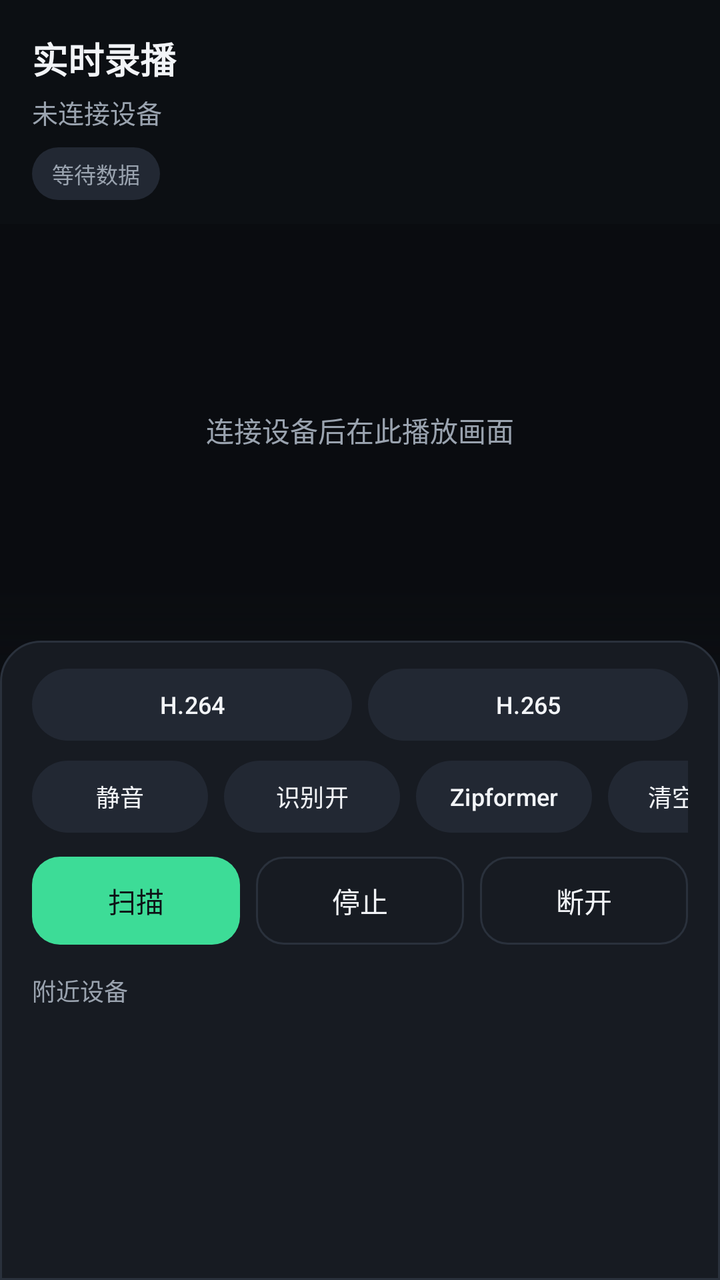
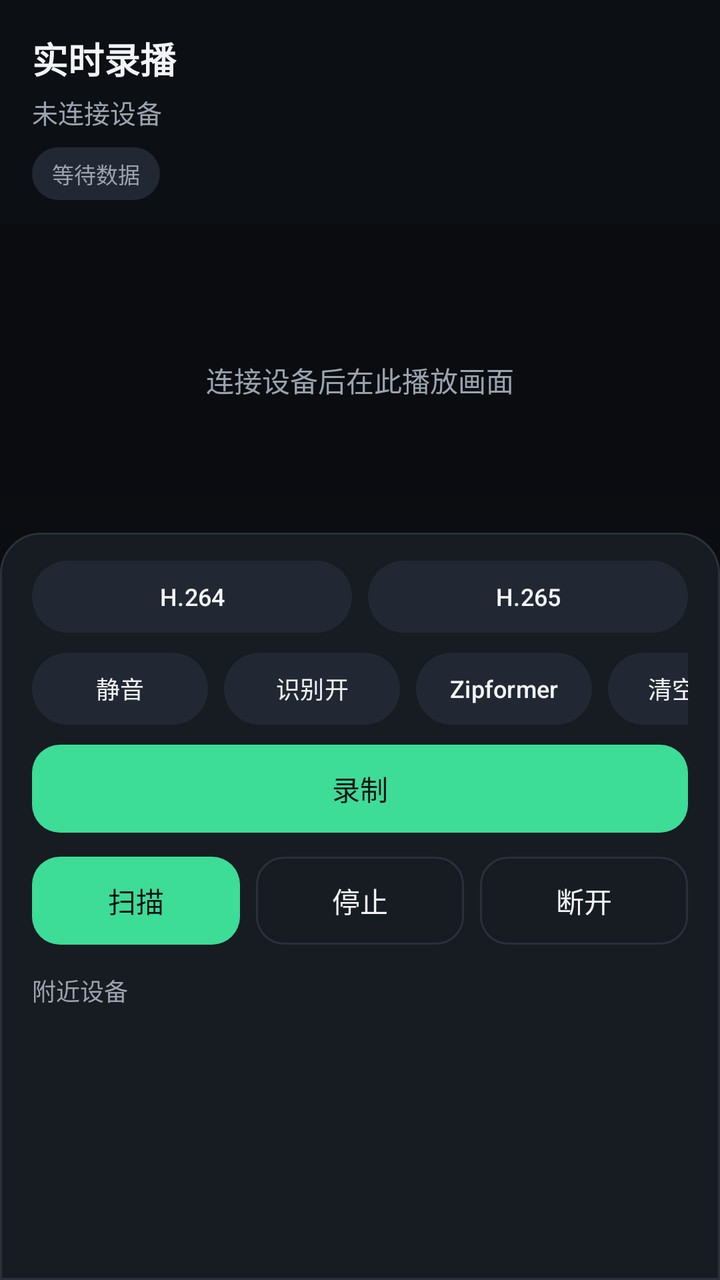

Before-and-after screenshots of an Android layout around one commit, followed by the original layout XML and the change that was made.
<!-- AndroidManifest.xml: activity theme Theme.GGECRecord -->
<!-- res/layout/activity_record_main.xml -->
<?xml version="1.0" encoding="utf-8"?>
<FrameLayout xmlns:android="http://schemas.android.com/apk/res/android"
    xmlns:app="http://schemas.android.com/apk/res-auto"
    android:layout_width="match_parent"
    android:layout_height="match_parent"
    android:background="@color/record_bg">

    
    <FrameLayout
        android:layout_width="match_parent"
        android:layout_height="match_parent"
        android:layout_marginBottom="210dp"
        android:background="@color/record_video_placeholder">

        <TextureView
            android:id="@+id/record_video"
            android:layout_width="match_parent"
            android:layout_height="match_parent" />

        <TextView
            android:id="@+id/record_video_placeholder"
            android:layout_width="wrap_content"
            android:layout_height="wrap_content"
            android:layout_gravity="center"
            android:gravity="center"
            android:text="@string/record_video_placeholder"
            android:textColor="@color/record_text_secondary"
            android:textSize="14sp" />

        
        <LinearLayout
            android:layout_width="match_parent"
            android:layout_height="wrap_content"
            android:background="@color/record_overlay"
            android:orientation="vertical"
            android:paddingHorizontal="16dp"
            android:paddingTop="16dp"
            android:paddingBottom="12dp">

            <TextView
                android:id="@+id/record_title"
                android:layout_width="match_parent"
                android:layout_height="wrap_content"
                android:text="@string/record_title"
                android:textColor="@color/record_text_primary"
                android:textSize="18sp"
                android:textStyle="bold" />

            <TextView
                android:id="@+id/record_status"
                android:layout_width="match_parent"
                android:layout_height="wrap_content"
                android:layout_marginTop="4dp"
                android:text="@string/record_status_idle"
                android:textColor="@color/record_text_secondary"
                android:textSize="13sp" />

            <TextView
                android:id="@+id/record_stats"
                android:layout_width="wrap_content"
                android:layout_height="wrap_content"
                android:layout_marginTop="8dp"
                android:background="@drawable/record_chip_bg"
                android:paddingHorizontal="10dp"
                android:paddingVertical="5dp"
                android:text="@string/record_stats_idle"
                android:textColor="@color/record_text_secondary"
                android:textSize="11sp" />
        </LinearLayout>

        
        <LinearLayout
            android:layout_width="match_parent"
            android:layout_height="wrap_content"
            android:layout_gravity="bottom"
            android:background="@drawable/record_subtitle_scrim"
            android:orientation="vertical"
            android:paddingHorizontal="16dp"
            android:paddingTop="36dp"
            android:paddingBottom="16dp">

            <ScrollView
                android:id="@+id/record_subtitle_scroll"
                android:layout_width="match_parent"
                android:layout_height="64dp"
                android:fillViewport="true"
                android:scrollbars="none">

                <TextView
                    android:id="@+id/record_subtitle_final"
                    android:layout_width="match_parent"
                    android:layout_height="wrap_content"
                    android:gravity="bottom"
                    android:lineSpacingExtra="3dp"
                    android:textColor="@color/record_text_primary"
                    android:textSize="14sp" />
            </ScrollView>

            <TextView
                android:id="@+id/record_subtitle_partial"
                android:layout_width="match_parent"
                android:layout_height="wrap_content"
                android:layout_marginTop="4dp"
                android:ellipsize="end"
                android:maxLines="2"
                android:textColor="@color/record_accent"
                android:textSize="13sp" />
        </LinearLayout>
    </FrameLayout>

    
    <LinearLayout
        android:layout_width="match_parent"
        android:layout_height="wrap_content"
        android:layout_gravity="bottom"
        android:background="@drawable/record_panel_bg"
        android:orientation="vertical"
        android:paddingHorizontal="16dp"
        android:paddingTop="14dp"
        android:paddingBottom="16dp">

        <LinearLayout
            android:layout_width="match_parent"
            android:layout_height="wrap_content"
            android:orientation="horizontal">

            <com.google.android.material.button.MaterialButton
                android:id="@+id/record_codec_h264"
                style="@style/Widget.Record.Chip"
                android:layout_width="0dp"
                android:layout_weight="1"
                android:text="@string/record_codec_h264" />

            <com.google.android.material.button.MaterialButton
                android:id="@+id/record_codec_h265"
                style="@style/Widget.Record.Chip"
                android:layout_width="0dp"
                android:layout_marginStart="8dp"
                android:layout_weight="1"
                android:text="@string/record_codec_h265" />
        </LinearLayout>

        <HorizontalScrollView
            android:layout_width="match_parent"
            android:layout_height="wrap_content"
            android:layout_marginTop="10dp"
            android:scrollbars="none">

            <LinearLayout
                android:layout_width="wrap_content"
                android:layout_height="wrap_content"
                android:gravity="center_vertical"
                android:orientation="horizontal">

                <com.google.android.material.button.MaterialButton
                    android:id="@+id/record_mute"
                    style="@style/Widget.Record.Chip"
                    android:layout_width="wrap_content"
                    android:text="@string/record_mute" />

                <com.google.android.material.button.MaterialButton
                    android:id="@+id/record_asr_toggle"
                    style="@style/Widget.Record.Chip"
                    android:layout_width="wrap_content"
                    android:layout_marginStart="8dp"
                    android:text="@string/record_asr_off" />

                <com.google.android.material.button.MaterialButton
                    android:id="@+id/record_asr_model"
                    style="@style/Widget.Record.Chip"
                    android:layout_width="wrap_content"
                    android:layout_marginStart="8dp"
                    android:text="@string/record_asr_model_zipformer" />

                <com.google.android.material.button.MaterialButton
                    android:id="@+id/record_asr_clear"
                    style="@style/Widget.Record.Chip"
                    android:layout_width="wrap_content"
                    android:layout_marginStart="8dp"
                    android:text="@string/record_asr_clear" />
            </LinearLayout>
        </HorizontalScrollView>

        <LinearLayout
            android:layout_width="match_parent"
            android:layout_height="wrap_content"
            android:layout_marginTop="12dp"
            android:orientation="horizontal">

            <com.google.android.material.button.MaterialButton
                android:id="@+id/record_scan"
                style="@style/Widget.Record.Primary"
                android:layout_width="0dp"
                android:layout_weight="1"
                android:text="@string/record_scan" />

            <com.google.android.material.button.MaterialButton
                android:id="@+id/record_stop_scan"
                style="@style/Widget.Record.Secondary"
                android:layout_width="0dp"
                android:layout_marginStart="8dp"
                android:layout_weight="1"
                android:text="@string/record_stop_scan" />

            <com.google.android.material.button.MaterialButton
                android:id="@+id/record_disconnect"
                style="@style/Widget.Record.Secondary"
                android:layout_width="0dp"
                android:layout_marginStart="8dp"
                android:layout_weight="1"
                android:text="@string/record_disconnect" />
        </LinearLayout>

        <TextView
            android:id="@+id/record_device_section_title"
            android:layout_width="match_parent"
            android:layout_height="wrap_content"
            android:layout_marginTop="14dp"
            android:text="@string/record_nearby_title"
            android:textColor="@color/record_text_secondary"
            android:textSize="12sp" />

        <ListView
            android:id="@+id/record_device_list"
            android:layout_width="match_parent"
            android:layout_height="112dp"
            android:layout_marginTop="8dp"
            android:divider="@android:color/transparent"
            android:dividerHeight="8dp"
            android:scrollbars="vertical" />
    </LinearLayout>
</FrameLayout>
<!-- resources referenced by this layout -->
<resources>
  <color name="record_accent">#FF3DDC97</color>
  <color name="record_bg">#FF0E1116</color>
  <color name="record_overlay">#990E1116</color>
  <color name="record_text_primary">#FFF2F4F7</color>
  <color name="record_text_secondary">#FF9AA3AF</color>
  <color name="record_video_placeholder">#FF0A0C10</color>
  <!-- drawable record_chip_bg (drawable) -->
  <?xml version="1.0" encoding="utf-8"?>
  <shape xmlns:android="http://schemas.android.com/apk/res/android"
      android:shape="rectangle">
      <solid android:color="@color/record_chip" />
      <corners android:radius="999dp" />
  </shape>
  <!-- drawable record_panel_bg (drawable) -->
  <?xml version="1.0" encoding="utf-8"?>
  <shape xmlns:android="http://schemas.android.com/apk/res/android"
      android:shape="rectangle">
      <solid android:color="@color/record_panel" />
      <corners
          android:topLeftRadius="20dp"
          android:topRightRadius="20dp" />
      <stroke
          android:width="1dp"
          android:color="@color/record_panel_stroke" />
  </shape>
  <!-- drawable record_subtitle_scrim (drawable) -->
  <?xml version="1.0" encoding="utf-8"?>
  <shape xmlns:android="http://schemas.android.com/apk/res/android"
      android:shape="rectangle">
      <gradient
          android:angle="90"
          android:endColor="#00000000"
          android:startColor="#CC0E1116" />
  </shape>
  <string name="record_asr_clear">清空字幕</string>
  <string name="record_asr_model_zipformer">Zipformer</string>
  <string name="record_asr_off">识别开</string>
  <string name="record_codec_h264">H.264</string>
  <string name="record_codec_h265">H.265</string>
  <string name="record_disconnect">断开</string>
  <string name="record_mute">静音</string>
  <string name="record_nearby_title">附近设备</string>
  <string name="record_scan">扫描</string>
  <string name="record_stats_idle">等待数据</string>
  <string name="record_status_idle">未连接设备</string>
  <string name="record_stop_scan">停止</string>
  <string name="record_title">实时录播</string>
  <string name="record_video_placeholder">连接设备后在此播放画面</string>
  <style name="Widget.Record.Primary" parent="Widget.Material3.Button">
          <item name="android:layout_height">44dp</item>
          <item name="android:minHeight">44dp</item>
          <item name="android:insetTop">0dp</item>
          <item name="android:insetBottom">0dp</item>
          <item name="android:textAllCaps">false</item>
          <item name="android:textSize">14sp</item>
          <item name="backgroundTint">@color/record_accent</item>
          <item name="android:textColor">@color/record_bg</item>
          <item name="cornerRadius">14dp</item>
      </style>
  <style name="Widget.Record.Secondary" parent="Widget.Material3.Button.OutlinedButton">
          <item name="android:layout_height">44dp</item>
          <item name="android:minHeight">44dp</item>
          <item name="android:insetTop">0dp</item>
          <item name="android:insetBottom">0dp</item>
          <item name="android:textAllCaps">false</item>
          <item name="android:textSize">14sp</item>
          <item name="strokeColor">@color/record_panel_stroke</item>
          <item name="android:textColor">@color/record_text_primary</item>
          <item name="cornerRadius">14dp</item>
      </style>
  <color name="record_chip">#FF222833</color>
  <color name="record_panel">#FF171B22</color>
  <color name="record_panel_stroke">#FF2A313C</color>
  <!-- unchanged entries left out for length: 2 -->
</resources>

<!-- the commit's change to res/layout/activity_record_main.xml (unified diff, before → after) -->
@@ -9,7 +9,7 @@
     <FrameLayout
         android:layout_width="match_parent"
         android:layout_height="match_parent"
-        android:layout_marginBottom="210dp"
+        android:layout_marginBottom="260dp"
         android:background="@color/record_video_placeholder">
 
         <TextureView
@@ -181,6 +181,13 @@
             </LinearLayout>
         </HorizontalScrollView>
 
+        <com.google.android.material.button.MaterialButton
+            android:id="@+id/record_capture"
+            style="@style/Widget.Record.Primary"
+            android:layout_width="match_parent"
+            android:layout_marginTop="10dp"
+            android:text="@string/record_capture_start" />
+
         <LinearLayout
             android:layout_width="match_parent"
             android:layout_height="wrap_content"
<!-- resource entries referenced after the edit -->
@@ -37,6 +37,7 @@
   <string name="record_asr_clear">清空字幕</string>
   <string name="record_asr_model_zipformer">Zipformer</string>
   <string name="record_asr_off">识别开</string>
+  <string name="record_capture_start">录制</string>
   <string name="record_codec_h264">H.264</string>
   <string name="record_codec_h265">H.265</string>
   <string name="record_disconnect">断开</string>
